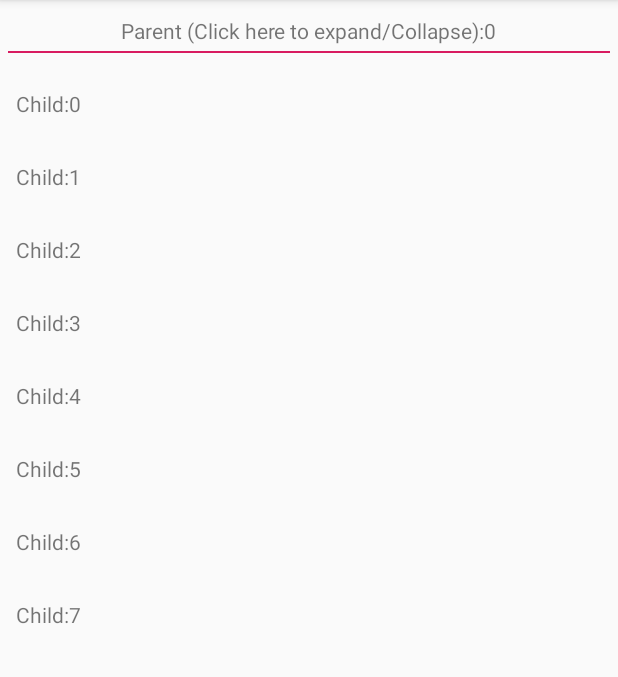
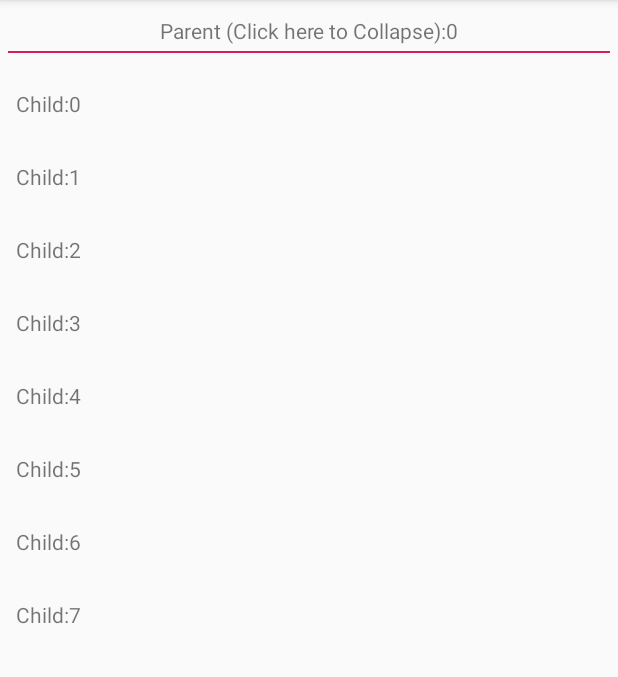
Before and after one commit to amodkanthe/ExpandRecyclerView, an Android app: the screen it shows after launch (MainActivity), on a phone screen of 412 x 824 dp, the part 84-761 px from its top. Run offline under Robolectric (Android 15) with nearby library versions, the phone set to English and light mode, and no system bars.

Commit message:
initial commit

```diff
--- a/app/src/main/java/com/example/myapplication/MainActivity.java
+++ b/app/src/main/java/com/example/myapplication/MainActivity.java
@@ -25,6 +25,7 @@ public class MainActivity extends AppCompatActivity {
             @Override
             public void onExpandCollpase(int index, ParentItem parentItem) {
                 parentItem.isExpanded = !parentItem.isExpanded;
+                sampleAdapter.notifyItemChanged(index);
                 if (parentItem.isExpanded) {
                     objects.addAll(index + 1, parentItem.childItems);
                     sampleAdapter.notifyItemRangeInserted(index + 1, parentItem.childItems.size());
--- a/app/src/main/java/com/example/myapplication/SampleAdapter.java
+++ b/app/src/main/java/com/example/myapplication/SampleAdapter.java
@@ -57,7 +57,11 @@ public class SampleAdapter extends RecyclerView.Adapter<RecyclerView.ViewHolder>
         if(getItemViewType(i) == TYPE_PARENT){
             ParentViewHolder parentViewHolder = (ParentViewHolder)viewHolder;
             ParentItem parentItem = (ParentItem)object;
-            parentViewHolder.tvTitle.setText("Parent (Click here to expand/Collapse):"+parentItem.getIndex());
+            if(parentItem.isExpanded) {
+                parentViewHolder.tvTitle.setText("Parent (Click here to Collapse):" + parentItem.getIndex());
+            }else {
+                parentViewHolder.tvTitle.setText("Parent (Click here to expand):" + parentItem.getIndex());
+            }
         }else {
             ChildViewHolder childViewHolder = (ChildViewHolder) viewHolder;
             ChildItem childItem = (ChildItem) object;
```
